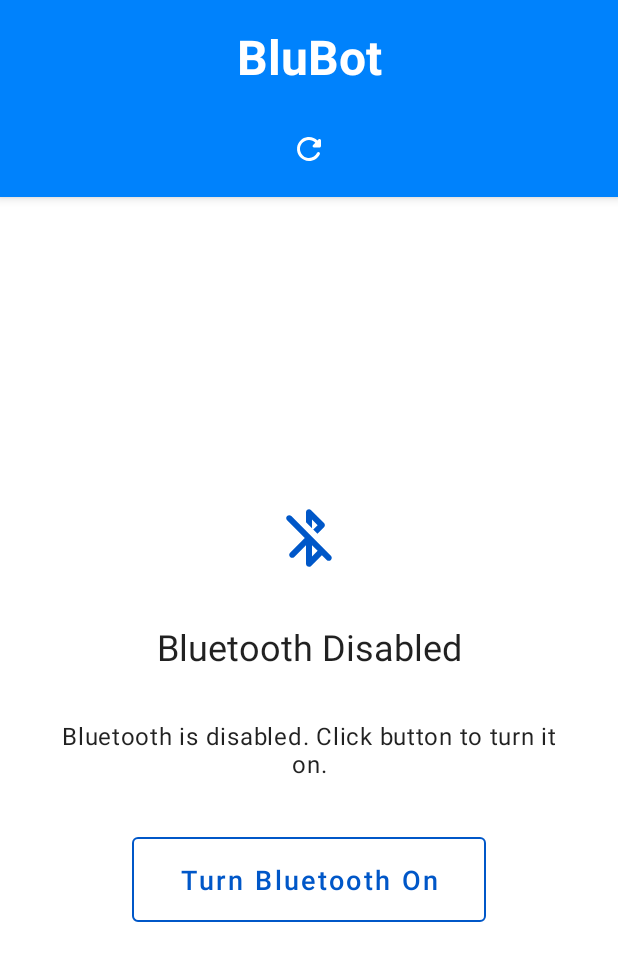
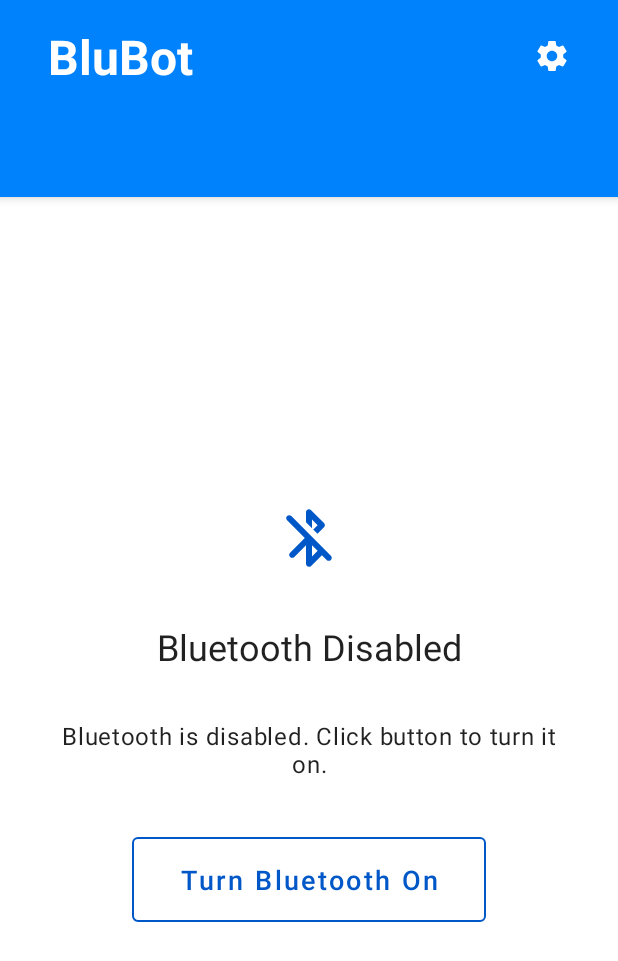
Before and after one commit to rionlabs/BluBot, an Android app: the screen it shows after launch (ConnectionActivity), on a phone screen of 412 x 824 dp. Shown: the top 961 px of the screen. Run offline under Robolectric (Android 15) with nearby library versions, the phone set to English and light mode, and no system bars; our stand-ins replace Timber, data binding; 10 statements that could not run were skipped.

Commit message:
Changed UI fro scanning button

```diff
--- a/app/src/main/java/org/rionlabs/blubot/ui/ConnectionActivity.kt
+++ b/app/src/main/java/org/rionlabs/blubot/ui/ConnectionActivity.kt
@@ -1,7 +1,6 @@
 package org.rionlabs.blubot.ui
 
 import android.os.Bundle
-import android.view.View.*
 import androidx.appcompat.app.AppCompatActivity
 import androidx.databinding.DataBindingUtil
 import androidx.fragment.app.commit
@@ -23,9 +22,18 @@ class ConnectionActivity : AppCompatActivity() {
         viewModel = ViewModelProvider(this).get(ConnectionViewModel::class.java)
 
         binding.apply {
-            aboutButton.setOnClickListener { }
-            refreshButton.setOnClickListener { viewModel.refreshDevices() }
-            settingsButton.setOnClickListener { }
+            scanButton.setOnClickListener {
+                if (scanButton.text == getString(R.string.scan)) {
+                    // Scan is stopped
+                    viewModel.refreshDevices()
+                } else {
+                    // Scanning in progress
+                    viewModel.stopDiscovery()
+                }
+            }
+            settingsButton.setOnClickListener {
+
+            }
         }
     }
 
@@ -37,7 +45,7 @@ class ConnectionActivity : AppCompatActivity() {
                     supportFragmentManager.commit {
                         replace(R.id.fragmentContainer, BLDisabledFragment())
                     }
-                    binding.refreshButton.visibility = INVISIBLE
+                    binding.scanButton.hide()
                 }
                 BluetoothState.TURNING_ON -> {
                     Timber.d("State changing to ON")
@@ -46,7 +54,7 @@ class ConnectionActivity : AppCompatActivity() {
                     supportFragmentManager.commit {
                         replace(R.id.fragmentContainer, BLDiscoveryFragment())
                     }
-                    binding.refreshButton.visibility = VISIBLE
+                    binding.scanButton.show()
                 }
                 BluetoothState.TURNING_OFF -> {
                     Timber.d("State changing to OFF")
@@ -62,11 +70,11 @@ class ConnectionActivity : AppCompatActivity() {
     private fun toggleRefreshMenu(isDiscovering: Boolean) {
         binding.apply {
             if (isDiscovering) {
-                refreshButton.visibility = GONE
-                refreshProgressBar.visibility = VISIBLE
+                scanButton.setIconResource(R.drawable.ic_action_stop)
+                scanButton.setText(R.string.stop)
             } else {
-                refreshButton.visibility = VISIBLE
-                refreshProgressBar.visibility = GONE
+                scanButton.setIconResource(R.drawable.ic_action_refresh)
+                scanButton.setText(R.string.scan)
             }
         }
     }
--- a/app/src/main/java/org/rionlabs/blubot/ui/ConnectionViewModel.kt
+++ b/app/src/main/java/org/rionlabs/blubot/ui/ConnectionViewModel.kt
@@ -101,6 +101,10 @@ class ConnectionViewModel(app: Application) : AndroidViewModel(app), BluetoothSt
         return bluetoothManager.startDiscovery()
     }
 
+    fun stopDiscovery(): Boolean {
+        return bluetoothManager.stopDiscovery()
+    }
+
     override fun onCleared() {
         bluetoothManager.let {
             // Clear callbacks
--- /dev/null
+++ b/app/src/main/res/drawable/ic_action_stop.xml
@@ -0,0 +1,9 @@
+<vector xmlns:android="http://schemas.android.com/apk/res/android"
+    android:width="24dp"
+    android:height="24dp"
+    android:viewportWidth="24"
+    android:viewportHeight="24">
+    <path
+        android:fillColor="#000000"
+        android:pathData="M8,6h8c1.1,0 2,0.9 2,2v8c0,1.1 -0.9,2 -2,2H8c-1.1,0 -2,-0.9 -2,-2V8c0,-1.1 0.9,-2 2,-2z" />
+</vector>
--- a/app/src/main/res/layout/activity_connection.xml
+++ b/app/src/main/res/layout/activity_connection.xml
@@ -10,69 +10,55 @@
         android:layout_height="match_parent">
 
         <com.google.android.material.appbar.AppBarLayout
+            android:id="@+id/appBar"
             android:layout_width="match_parent"
             android:layout_height="wrap_content"
             android:theme="@style/AppTheme.AppBarOverlay">
 
-            <include layout="@layout/layout_title_toolbar" />
-
             <androidx.appcompat.widget.Toolbar
                 android:layout_width="match_parent"
-                android:layout_height="?attr/actionBarSize"
-                android:background="?attr/colorPrimary"
+                android:layout_height="wrap_content"
                 app:contentInsetEnd="0dp"
-                app:contentInsetStart="0dp"
-                app:popupTheme="@style/AppTheme.PopupOverlay">
+                app:contentInsetStart="0dp">
 
                 <LinearLayout
                     android:layout_width="match_parent"
-                    android:layout_height="match_parent"
+                    android:layout_height="wrap_content"
+                    android:gravity="center_vertical"
                     android:orientation="horizontal">
 
-                    <ImageButton
-                        android:id="@+id/aboutButton"
-                        style="@style/ButtonStyle.ToolbarButton"
-                        android:layout_width="wrap_content"
-                        android:layout_height="wrap_content"
-                        android:contentDescription="@string/action_about"
-                        android:src="@drawable/ic_action_about"
-                        android:visibility="invisible" />
-
-                    <FrameLayout
+                    <TextView
                         android:layout_width="0dp"
                         android:layout_height="wrap_content"
-                        android:layout_weight="1">
-
-                        <ProgressBar
-                            android:id="@+id/refreshProgressBar"
-                            android:layout_width="24dp"
-                            android:layout_height="24dp"
-                            android:layout_gravity="center"
-                            android:indeterminateTint="@color/iconsLight" />
-
-                        <ImageButton
-                            android:id="@+id/refreshButton"
-                            style="@style/ButtonStyle.ToolbarButton"
-                            android:layout_width="wrap_content"
-                            android:layout_height="wrap_content"
-                            android:layout_gravity="center"
-                            android:contentDescription="@string/action_refresh"
-                            android:src="@drawable/ic_action_refresh" />
-
-                    </FrameLayout>
+                        android:layout_marginStart="@dimen/space_large"
+                        android:layout_marginTop="@dimen/space_normal"
+                        android:layout_marginBottom="@dimen/space_normal"
+                        android:layout_weight="1"
+                        android:text="@string/app_name"
+                        android:textColor="@color/primaryLightTextColor"
+                        android:textSize="@dimen/text_header"
+                        android:textStyle="bold" />
 
                     <ImageButton
                         android:id="@+id/settingsButton"
-                        style="@style/ButtonStyle.ToolbarButton"
+                        style="?borderlessButtonStyle"
                         android:layout_width="wrap_content"
                         android:layout_height="wrap_content"
                         android:contentDescription="@string/action_settings"
                         android:src="@drawable/ic_action_settings"
-                        android:visibility="invisible" />
+                        android:tint="@color/iconsLight" />
 
                 </LinearLayout>
 
             </androidx.appcompat.widget.Toolbar>
+
+            <androidx.appcompat.widget.Toolbar
+                android:layout_width="match_parent"
+                android:layout_height="?actionBarSize"
+                android:background="?attr/colorPrimary"
+                app:contentInsetEnd="0dp"
+                app:contentInsetStart="0dp"
+                app:popupTheme="@style/AppTheme.PopupOverlay" />
 
         </com.google.android.material.appbar.AppBarLayout>
 
@@ -81,6 +67,18 @@
             android:layout_width="match_parent"
             android:layout_height="match_parent"
             app:layout_behavior="@string/appbar_scrolling_view_behavior" />
+
+        <com.google.android.material.floatingactionbutton.ExtendedFloatingActionButton
+            android:id="@+id/scanButton"
+            android:layout_width="wrap_content"
+            android:layout_height="wrap_content"
+            android:layout_marginEnd="16dp"
+            android:text="@string/scan"
+            android:textColor="@color/iconsLight"
+            app:icon="@drawable/ic_action_refresh"
+            app:iconTint="@color/iconsLight"
+            app:layout_anchor="@id/appBar"
+            app:layout_anchorGravity="end|bottom" />
 
         <org.rionlabs.blubot.ui.view.ControlSheet
             android:id="@+id/controlSheet"
--- a/app/src/main/res/values/strings.xml
+++ b/app/src/main/res/values/strings.xml
@@ -37,4 +37,7 @@
     <string name="connected_to">Connected to %1$s</string>
 
     <string name="empty" translatable="false" />
+
+    <string name="scan">Scan</string>
+    <string name="stop">Stop</string>
 </resources>
```
Also changed, not shown: app/src/main/res/layout/activity_bluetooth_na.xml (+19 -1 lines), app/src/main/res/layout/layout_title_toolbar.xml (+20 -2 lines), bl/src/main/java/org/rionlabs/blubot/bl/BluetoothManager.kt (+7 -0 lines).
